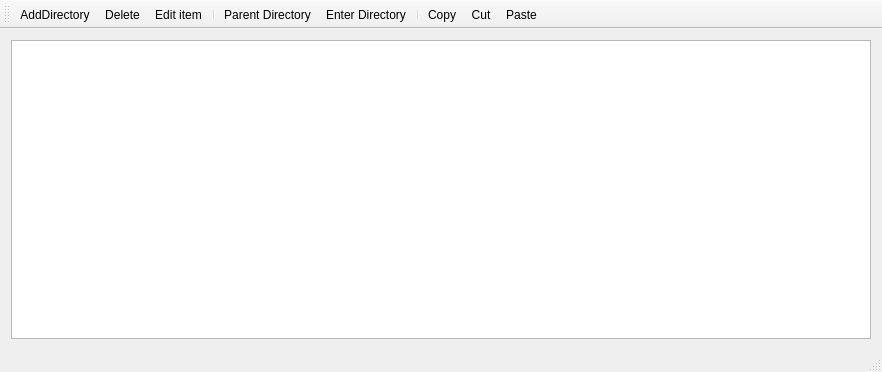
MaciejPurski/Qt-file-manager, file mainwindow.ui: the form before one commit.
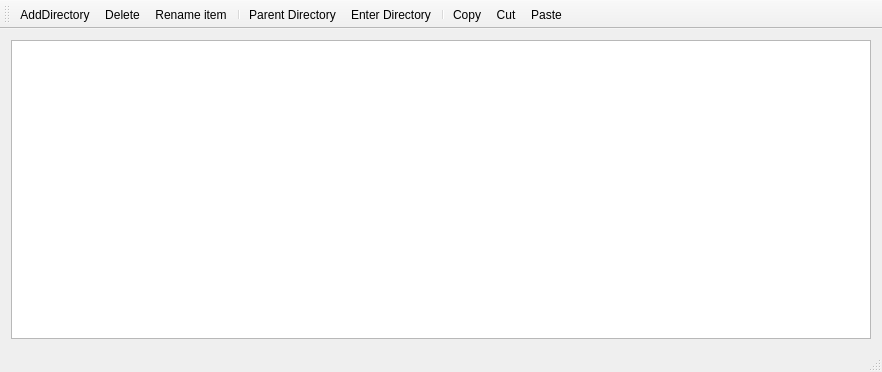
The form after the commit. Icons and pictures are not drawn.

Commit message: Implement delete, edit and copy actions

```diff
--- a/mainwindow.ui
+++ b/mainwindow.ui
@@ -201,7 +201,7 @@
      <normaloff>:/new/prefix1/images/edit.png</normaloff>:/new/prefix1/images/edit.png</iconset>
    </property>
    <property name="text">
-    <string>Edit item</string>
+    <string>Rename item</string>
    </property>
    <property name="toolTip">
     <string>&lt;html&gt;&lt;head/&gt;&lt;body&gt;&lt;p&gt;Edit selected item&lt;/p&gt;&lt;/body&gt;&lt;/html&gt;</string>
```
Left out of the diff: 4 changed lines with no effect on the pictures. The commit also changes 7 other files.
